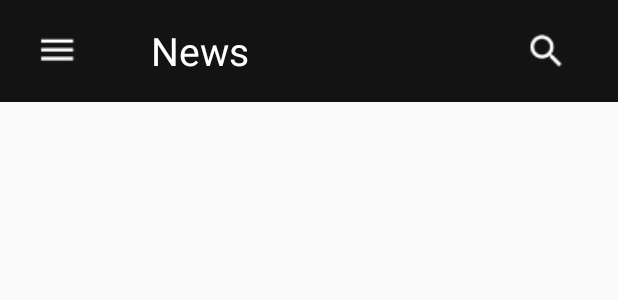
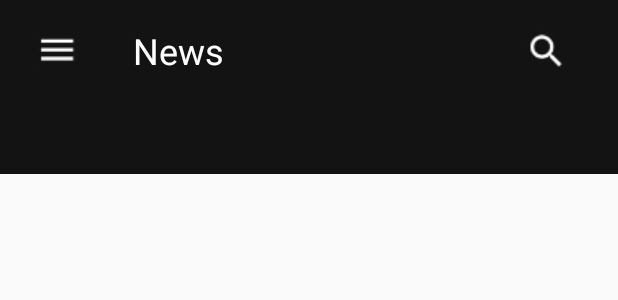
Before and after one commit to pahan112/Gamenews, an Android app: the layout activity_main.xml on its own in the app's theme, with its tools: preview values and no code run, on a phone screen of 412 x 824 dp. Shown: the top 300 px of the screen. Run offline under Robolectric (Android 15) with nearby library versions, the phone set to English and light mode, and no system bars.

Commit message:
add View Pager

```diff
--- a/app/build.gradle
+++ b/app/build.gradle
@@ -24,6 +24,7 @@ dependencies {
     androidTestCompile('com.android.support.test.espresso:espresso-core:2.2.2', {
         exclude group: 'com.android.support', module: 'support-annotations'
     })
+    compile 'com.android.support:design:25.3.1'
     compile 'com.android.support:appcompat-v7:25.3.1'
     compile 'com.android.support.constraint:constraint-layout:1.0.2'
     testCompile 'junit:junit:4.12'
--- a/app/src/main/java/project/company/com/gamenews/adapter/MyFragmentPagerAdapter.java
+++ b/app/src/main/java/project/company/com/gamenews/adapter/MyFragmentPagerAdapter.java
@@ -36,6 +36,10 @@ public class MyFragmentPagerAdapter extends FragmentPagerAdapter {
 
     @Override
     public int getCount() {
-        return 0;
+        return this.mTableTitles.length;
+    }
+    @Override
+    public CharSequence getPageTitle(int position) {
+        return this.mTableTitles[position];
     }
 }
--- a/app/src/main/res/layout/activity_main.xml
+++ b/app/src/main/res/layout/activity_main.xml
@@ -19,30 +19,38 @@
         <TextView
             android:layout_width="wrap_content"
             android:layout_height="wrap_content"
+            android:layout_centerVertical="true"
+            android:layout_marginStart="24dp"
+            android:layout_toEndOf="@+id/imageView"
             android:text="@string/news"
             android:textColor="@android:color/white"
-            android:textSize="26sp"
-            android:layout_centerVertical="true"
-            android:layout_toEndOf="@+id/imageView"
-            android:layout_marginStart="36dp" />
+            android:textSize="24sp" />
 
         <android.support.v7.widget.SearchView
             style="@style/SearchViewStyle"
-            android:layout_alignParentEnd="true"
             android:layout_width="wrap_content"
-            android:layout_height="40dp" />
+            android:layout_height="40dp"
+            android:layout_alignParentEnd="true" />
     </RelativeLayout>
+
     <android.support.design.widget.TabLayout
         android:id="@+id/tab_layout"
         android:layout_width="match_parent"
         android:layout_height="wrap_content"
         android:layout_below="@+id/rl_tool"
+        android:background="@color/colorAccent"
         app:tabGravity="fill"
-        app:tabMode="fixed" />
+        app:tabIndicatorColor="@color/white"
+        app:tabMode="fixed"
+        app:tabSelectedTextColor="@color/white"
+        app:tabTextColor="@color/grey" />
 
     <android.support.v4.view.ViewPager
         android:id="@+id/view_pager"
         android:layout_width="match_parent"
         android:layout_height="match_parent"
-        android:layout_below="@+id/tab_layout" />
+        android:layout_below="@+id/tab_layout"
+        android:layout_alignParentEnd="true"
+        android:layout_marginEnd="15dp"
+        android:layout_marginTop="216dp" />
 </RelativeLayout>
--- a/app/src/main/res/values/colors.xml
+++ b/app/src/main/res/values/colors.xml
@@ -4,5 +4,6 @@
     <color name="colorPrimaryDark">#0a0a0a</color>
     <color name="colorAccent">#131313</color>
     <color name="white">#ffffff</color>
+    <color name="grey">#878787</color>
 
 </resources>
```
Also changed, not shown: app/src/main/java/project/company/com/gamenews/activity/MainActivity.java (+14 -0 lines).
